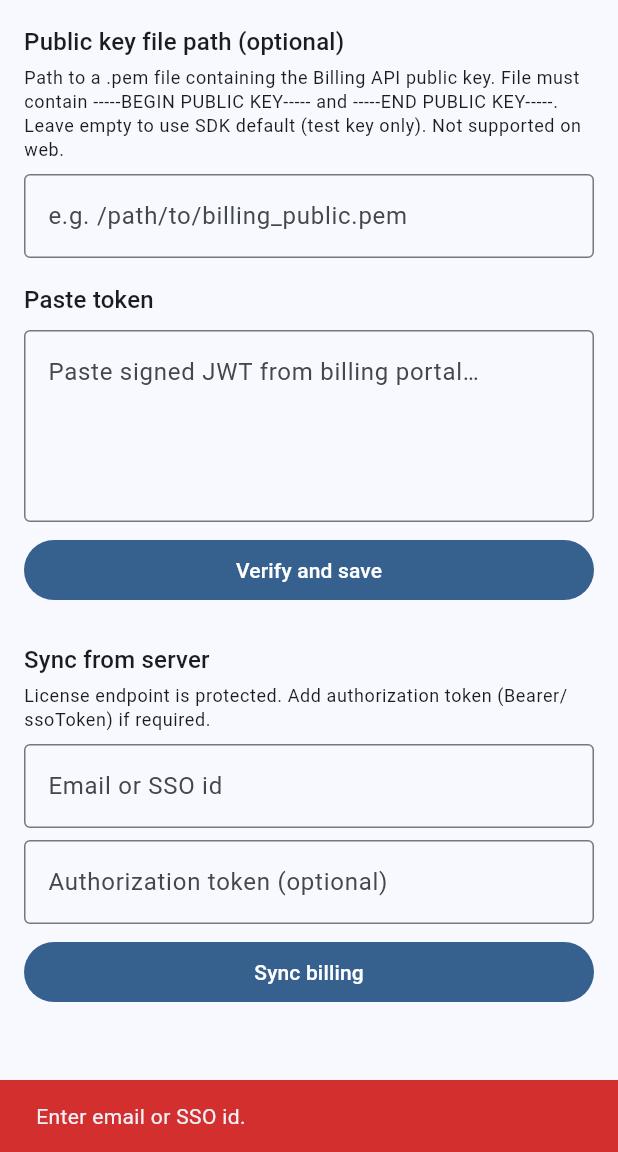
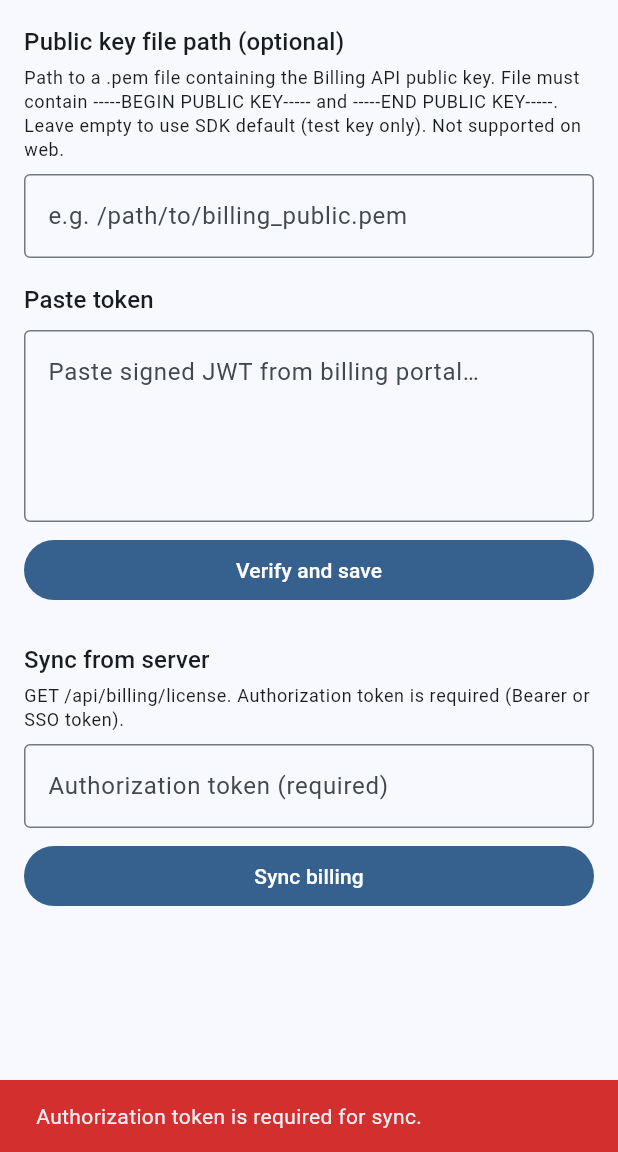
Before and after one commit to dev2t/billing-sdk-flutter, a Flutter app: the screen it shows after launch, after a tap on "Sync billing", on a phone screen of 412 x 824 dp, the part 84-1236 px from its top. Run offline on Flutter 3.47's test engine with Material 3 defaults, Android fonts, the phone set to English and light mode, and no system bars; missing offline and left inert: dart_jsonwebtoken.

Commit message:
feat(sync): license endpoint token-only; remove email/ssoId
- GET /api/billing/license with Authorization header only (no query params)
- BillingApiClient.fetchLicense(authorizationToken) required
- BillingSdk.syncFromServer(authorizationToken) required
- Example app: sync section has only auth token field; update tests and README

```diff
--- a/lib/main.dart
+++ b/lib/main.dart
@@ -32,7 +32,6 @@ class BillingExamplePage extends StatefulWidget {
 
 class _BillingExamplePageState extends State<BillingExamplePage> {
   final TextEditingController _tokenController = TextEditingController();
-  final TextEditingController _uniqueIdController = TextEditingController();
   final TextEditingController _authTokenController = TextEditingController();
   final TextEditingController _publicKeyPathController =
       TextEditingController();
@@ -147,24 +146,15 @@ class _BillingExamplePageState extends State<BillingExamplePage> {
   }
 
   Future<void> _onSync() async {
-    final input = _uniqueIdController.text.trim();
-    debugPrint(
-      '[BillingExample] Sync: input=${input.isEmpty ? "(empty)" : input}',
-    );
-    if (input.isEmpty) {
-      _showError('Enter email or SSO id.');
-      debugPrint('[BillingExample] Sync: skipped (empty)');
+    final authToken = _authTokenController.text.trim();
+    debugPrint('[BillingExample] Sync: token length=${authToken.length}');
+    if (authToken.isEmpty) {
+      _showError('Authorization token is required for sync.');
       return;
     }
-    final authToken = _authTokenController.text.trim();
     setState(() => _syncing = true);
-    debugPrint('[BillingExample] Sync: calling API…');
-    // Example app: single field → pass as email or ssoId (SDK does not define this convention)
-    final result = await BillingSdk.syncFromServer(
-      email: input.contains('@') ? input : null,
-      ssoId: input.contains('@') ? null : input,
-      authorizationToken: authToken.isEmpty ? null : authToken,
-    );
+    debugPrint('[BillingExample] Sync: calling GET /api/billing/license…');
+    final result = await BillingSdk.syncFromServer(authorizationToken: authToken);
 
     setState(() => _syncing = false);
     switch (result) {
@@ -260,23 +250,14 @@ class _BillingExamplePageState extends State<BillingExamplePage> {
             ),
             const SizedBox(height: 4),
             Text(
-              'License endpoint is protected. Add authorization token (Bearer/ssoToken) if required.',
+              'GET /api/billing/license. Authorization token is required (Bearer or SSO token).',
               style: Theme.of(context).textTheme.bodySmall,
-            ),
-            const SizedBox(height: 8),
-            TextField(
-              controller: _uniqueIdController,
-              decoration: const InputDecoration(
-                labelText: 'Email or SSO id',
-                border: OutlineInputBorder(),
-              ),
-              keyboardType: TextInputType.emailAddress,
             ),
             const SizedBox(height: 8),
             TextField(
               controller: _authTokenController,
               decoration: const InputDecoration(
-                labelText: 'Authorization token (optional)',
+                labelText: 'Authorization token (required)',
                 hintText: 'Bearer token or SSO token',
                 border: OutlineInputBorder(),
               ),
@@ -302,7 +283,6 @@ class _BillingExamplePageState extends State<BillingExamplePage> {
   @override
   void dispose() {
     _tokenController.dispose();
-    _uniqueIdController.dispose();
     _authTokenController.dispose();
     _publicKeyPathController.dispose();
     super.dispose();
--- a/lib/src/api/billing_api_client.dart
+++ b/lib/src/api/billing_api_client.dart
@@ -22,56 +22,30 @@ class BillingApiClient {
 
   final String _baseUrl;
 
-  /// GET /api/billing/license?email=... or ?ssoId=...
-  /// Protected endpoint: pass [authorizationToken] (e.g. Bearer/ssoToken) to authenticate.
-  /// Response: map with key `signedToken` (JWT string). Returns [SyncSuccess] or [SyncFailure].
-  Future<SyncResult> fetchSdkToken({
-    String? email,
-    String? ssoId,
-    String? authorizationToken,
-  }) async {
-    if ((email == null || email.isEmpty) && (ssoId == null || ssoId.isEmpty)) {
-      return const SyncFailure(message: 'Missing user identifier.');
+  /// GET /api/billing/license with Authorization header.
+  /// [authorizationToken] is required (Bearer or SSO token). No query params.
+  /// Response: map with key `signedToken` (JWT string), possibly under `data`. Returns [SyncSuccess] or [SyncFailure].
+  Future<SyncResult> fetchLicense({required String authorizationToken}) async {
+    final raw = authorizationToken.trim();
+    if (raw.isEmpty) {
+      return const SyncFailure(message: 'Authorization token is required.');
     }
-
-    if (email != null &&
-        email.isNotEmpty &&
-        ssoId != null &&
-        ssoId.isNotEmpty) {
-      return const SyncFailure(
-        message: 'Provide either email or ssoId, not both.',
-      );
-    }
-
-    final query = email != null && email.isNotEmpty
-        ? 'email=${Uri.encodeComponent(email)}'
-        : 'ssoId=${Uri.encodeComponent(ssoId!)}';
-
-    final uri = Uri.parse('${_baseUrl}api/billing/license?$query');
-
-    final headers = <String, String>{};
-    if (authorizationToken != null && authorizationToken.trim().isNotEmpty) {
-      final token = authorizationToken.trim();
-      headers['Authorization'] = token.toLowerCase().startsWith('bearer ')
-          ? token
-          : 'Bearer $token';
-    }
+    final token = raw.toLowerCase().startsWith('bearer ') ? raw : 'Bearer $raw';
+    final uri = Uri.parse('${_baseUrl}api/billing/license');
+    final headers = <String, String>{'Authorization': token};
 
     try {
-      final response = await http.get(
-        uri,
-        headers: headers.isEmpty ? null : headers,
-      );
+      final response = await http.get(uri, headers: headers);
 
       if (response.statusCode == 200) {
         final body = jsonDecode(response.body) as Map<String, dynamic>?;
 
         final rawData = body?['data'];
         final data = rawData is Map<String, dynamic> ? rawData : body;
-        final token = data?['signedToken'];
+        final signed = data?['signedToken'] ?? data?['signed_token'] ?? data?['token'];
 
-        if (token is String && token.isNotEmpty) {
-          return SyncSuccess(signedToken: token);
+        if (signed is String && signed.isNotEmpty) {
+          return SyncSuccess(signedToken: signed);
         }
 
         return const SyncFailure(
@@ -80,7 +54,7 @@ class BillingApiClient {
       }
 
       if (response.statusCode == 400) {
-        return const SyncFailure(message: 'Missing user identifier.');
+        return const SyncFailure(message: 'Bad request. Check your token.');
       }
 
       if (response.statusCode == 401) {
--- a/lib/src/billing_sdk.dart
+++ b/lib/src/billing_sdk.dart
@@ -105,28 +105,12 @@ class BillingSdk {
   /// Returns the current in-memory payload, or null if not initialized or invalid.
   static BillingTokenPayload? getPayload() => _currentPayload;
 
-  /// Syncs from the Billing API by user identifier. On success, updates in-memory state.
-  /// The license endpoint is protected: pass [authorizationToken] (e.g. Bearer/ssoToken) when required.
+  /// Syncs from the Billing API. Requires [authorizationToken] (Bearer or SSO token). No email/ssoId.
+  /// GET /api/billing/license with Authorization header. On success, updates in-memory state.
   /// Returns [SyncResult]; on failure, use the message for an error notification.
-  static Future<SyncResult> syncFromServer({
-    String? email,
-    String? ssoId,
-    String? authorizationToken,
-  }) async {
-    String? emailParam = email;
-    String? ssoIdParam = ssoId;
-
-    if ((emailParam == null || emailParam.isEmpty) &&
-        (ssoIdParam == null || ssoIdParam.isEmpty)) {
-      return const SyncFailure(message: 'Missing user identifier.');
-    }
-
+  static Future<SyncResult> syncFromServer({required String authorizationToken}) async {
     final client = _apiClientOrThrow;
-    final result = await client.fetchSdkToken(
-      email: emailParam,
-      ssoId: ssoIdParam,
-      authorizationToken: authorizationToken,
-    );
+    final result = await client.fetchLicense(authorizationToken: authorizationToken);
 
     switch (result) {
       case SyncSuccess(:final signedToken):
```
Also changed, not shown: 2 other files.
